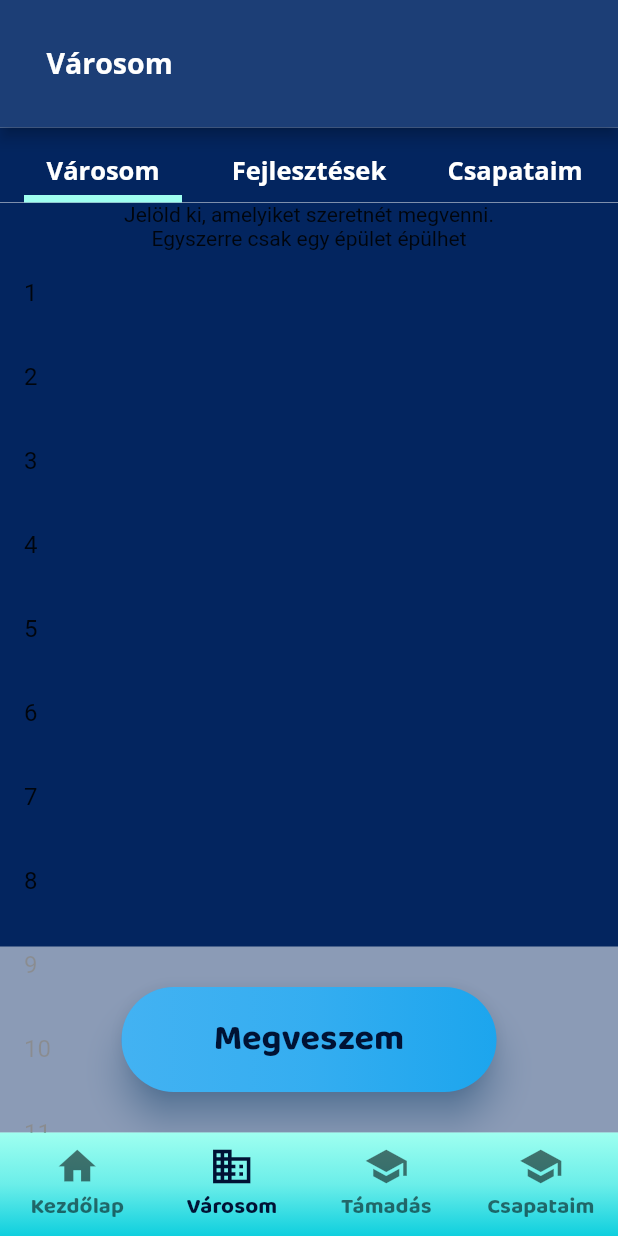
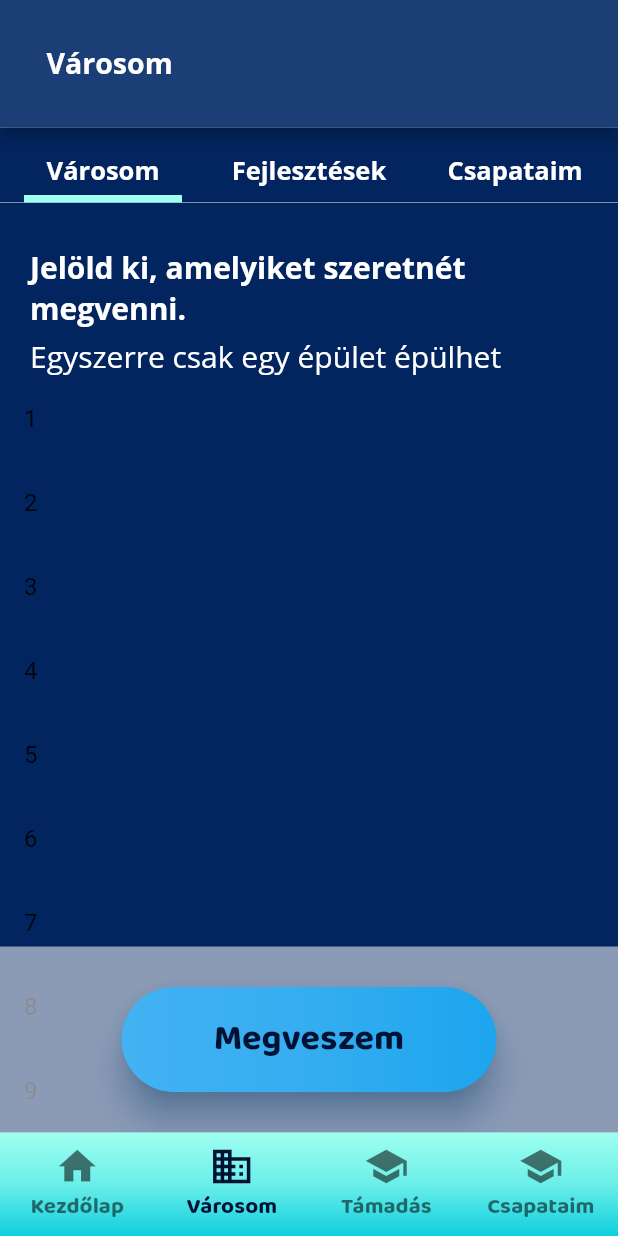
Before and after one commit to csngebnc/UnderSea, a Flutter app: the BottomNavBar screen opened directly, item 2 of the bottom bar chosen, on a phone screen of 412 x 824 dp. Run offline on Flutter 3.47's test engine with Material 2 defaults, Android fonts, the phone set to English and light mode, and no system bars; our stand-ins replace expandable, flutter_svg, get.

Commit message:
list manuals added

```diff
--- a/frontend/flutter/undersea/lib/lang/hu_HU.dart
+++ b/frontend/flutter/undersea/lib/lang/hu_HU.dart
@@ -29,4 +29,9 @@ const Map<String, String> hu_HU = {
   Strings.city_modified_snack_body: 'A városod új neve',
   Strings.city_modified_snack_title: 'Sikeres névváltoztatás!',
   Strings.new_city_name: 'Új városnév',
+  Strings.upgrades_manual_title: 'Jelöld ki, amelyiket szeretnéd megvenni.',
+  Strings.upgrades_manual_hint:
+      'Minden fejlesztés 15 kört vesz igénybe, egyszerre csak egy dolog fejleszthető és minden csak egyszer fejleszthető ki (nem lehet két kombájn).',
+  Strings.military_manual_title: 'Jelöld ki, amelyiket szeretnéd',
+  Strings.military_manual_hint: ''
 };
--- a/frontend/flutter/undersea/lib/lang/strings.dart
+++ b/frontend/flutter/undersea/lib/lang/strings.dart
@@ -31,4 +31,10 @@ class Strings {
   static const city_modified_snack_title = 'city_modified_snack_title';
 
   static const new_city_name = 'new_city_name';
+
+  static const upgrades_manual_title = 'upgrades_manual_title';
+  static const upgrades_manual_hint = 'upgrades_manual_hint';
+
+  static const military_manual_title = 'military_manual_title';
+  static const military_manual_hint = 'military_manual_hint';
 }
--- a/frontend/flutter/undersea/lib/styles/style_constants.dart
+++ b/frontend/flutter/undersea/lib/styles/style_constants.dart
@@ -54,6 +54,25 @@ class UnderseaStyles {
               hintStyle: UnderseaStyles.hintStyle,
               border: InputBorder.none),
         ));
+  }
+
+  static Widget infoPanel(String title, String hint) {
+    return Column(
+      crossAxisAlignment: CrossAxisAlignment.start,
+      children: [
+        Padding(
+            padding: EdgeInsets.fromLTRB(20, 30, 50, 0),
+            child: Text(title,
+                style: UnderseaStyles.whiteOpenSans
+                    .copyWith(fontWeight: FontWeight.bold, fontSize: 20))),
+        if (hint.isNotEmpty)
+          Padding(
+            padding: EdgeInsets.fromLTRB(20, 5, 60, 0),
+            child: Text(hint,
+                style: UnderseaStyles.whiteOpenSans.copyWith(fontSize: 20)),
+          ),
+      ],
+    );
   }
 
   static Widget assetIcon(
@@ -253,7 +272,7 @@ class UnderseaStyles {
     );
   }
 
-  static Widget cityTabSkeleton({required Widget list}) {
+  static Widget tabSkeleton({required Widget list}) {
     return Expanded(
         child: Stack(fit: StackFit.expand, children: [
       Container(
--- a/frontend/flutter/undersea/lib/views/city_tabs/buildings.dart
+++ b/frontend/flutter/undersea/lib/views/city_tabs/buildings.dart
@@ -6,11 +6,14 @@ import 'package:get/get.dart';
 class Buildings extends StatelessWidget {
   @override
   Widget build(BuildContext context) {
-    return UnderseaStyles.cityTabSkeleton(
+    return UnderseaStyles.tabSkeleton(
         list: ListView.builder(
             itemCount: 30,
             itemBuilder: (BuildContext context, int i) {
-              if (i == 0) return _infoPanel();
+              if (i == 0)
+                return UnderseaStyles.infoPanel(
+                    Strings.buildings_manual_title.tr,
+                    Strings.buildings_manual_hint.tr);
 
               return _buildRow(i);
             }));
@@ -21,13 +24,4 @@ class Buildings extends StatelessWidget {
       title: Text(index.toString()),
     );
   }
-
-  Widget _infoPanel() {
-    return Column(
-      children: [
-        Text(Strings.buildings_manual_title.tr),
-        Text(Strings.buildings_manual_hint.tr),
-      ],
-    );
-  }
 }
```
Also changed, not shown: frontend/flutter/undersea/lib/views/city_tabs/military.dart (+19 -2 lines), frontend/flutter/undersea/lib/views/city_tabs/upgrades.dart (+19 -1 lines).
